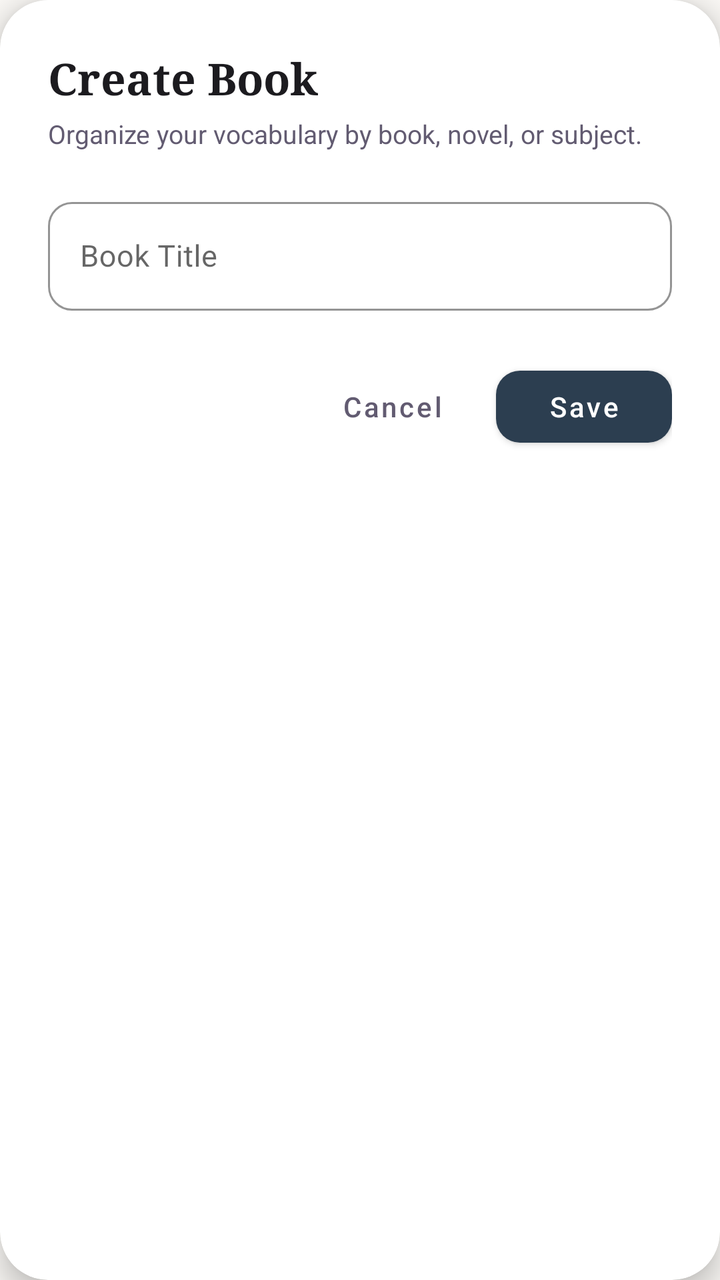
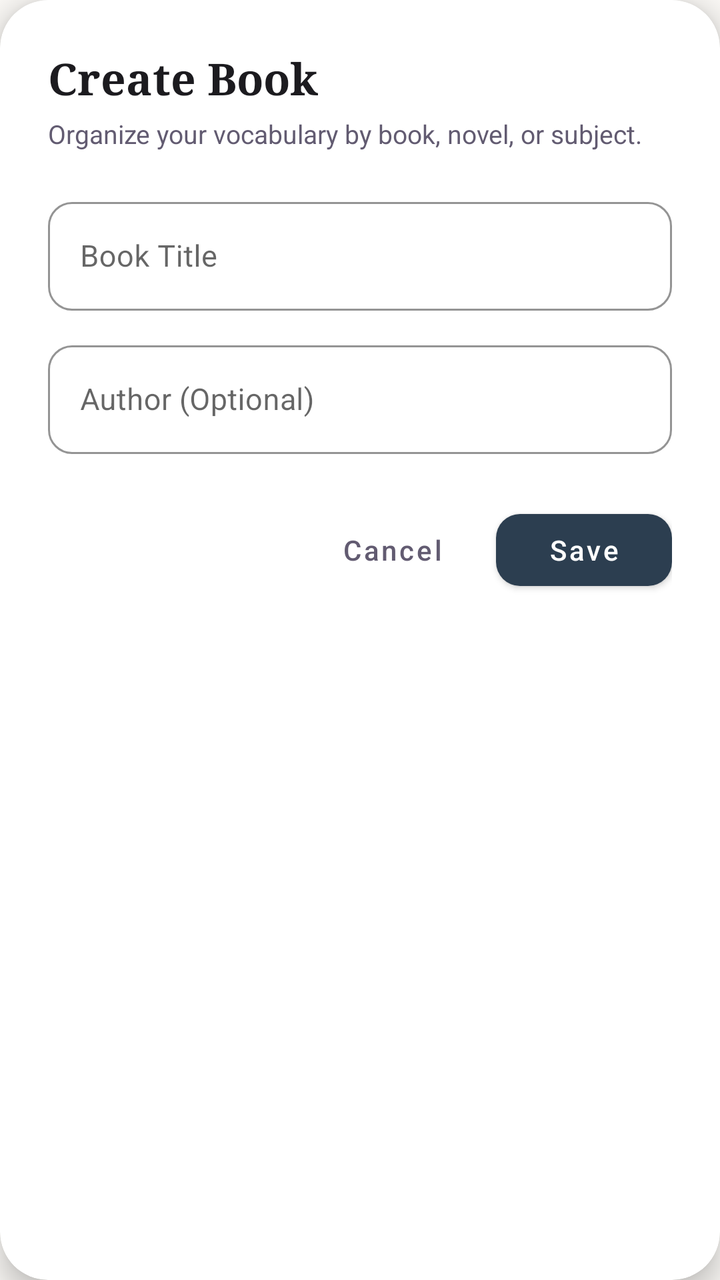

Before-and-after screenshots of an Android layout around one commit, followed by the original layout XML and the change that was made.
<!-- AndroidManifest.xml: application theme Theme.WordShelf -->
<!-- res/layout/add_update_books_layout.xml -->
<?xml version="1.0" encoding="utf-8"?>
<com.google.android.material.card.MaterialCardView xmlns:android="http://schemas.android.com/apk/res/android"
    xmlns:app="http://schemas.android.com/apk/res-auto"
    android:layout_width="match_parent"
    android:layout_height="wrap_content"
    android:layout_margin="24dp"
    android:maxWidth="400dp"
    app:cardBackgroundColor="@color/surface_card"
    app:cardCornerRadius="24dp"
    app:cardElevation="8dp"
    app:strokeWidth="0dp">

    <ScrollView
        android:layout_width="match_parent"
        android:layout_height="wrap_content"
        android:fillViewport="true">

        <LinearLayout
            android:layout_width="match_parent"
            android:layout_height="wrap_content"
            android:orientation="vertical"
            android:padding="24dp">

            <TextView
                android:id="@+id/textTitle"
                android:layout_width="match_parent"
                android:layout_height="wrap_content"
                android:text="Create Book"
                android:textColor="@color/text_color"
                android:textSize="22sp"
                android:fontFamily="serif"
                android:textStyle="bold" />

            <TextView
                android:layout_width="match_parent"
                android:layout_height="wrap_content"
                android:layout_marginTop="4dp"
                android:text="Organize your vocabulary by book, novel, or subject."
                android:textColor="@color/text_secondary"
                android:textSize="13sp" />

            <com.google.android.material.textfield.TextInputLayout
                style="@style/Widget.MaterialComponents.TextInputLayout.OutlinedBox"
                android:layout_width="match_parent"
                android:layout_height="wrap_content"
                android:layout_marginTop="20dp"
                android:hint="Book Title"
                app:boxCornerRadiusBottomEnd="12dp"
                app:boxCornerRadiusBottomStart="12dp"
                app:boxCornerRadiusTopEnd="12dp"
                app:boxCornerRadiusTopStart="12dp"
                app:boxStrokeColor="@color/color_primary">

                <com.google.android.material.textfield.TextInputEditText
                    android:id="@+id/edt_book_name"
                    android:layout_width="match_parent"
                    android:layout_height="wrap_content"
                    android:inputType="textCapWords"
                    android:textColor="@color/text_color"
                    android:textSize="15sp" />
            </com.google.android.material.textfield.TextInputLayout>

            
            <LinearLayout
                android:layout_width="match_parent"
                android:layout_height="wrap_content"
                android:layout_marginTop="24dp"
                android:gravity="end"
                android:orientation="horizontal">

                <com.google.android.material.button.MaterialButton
                    android:id="@+id/cancel_button"
                    style="@style/Widget.MaterialComponents.Button.TextButton"
                    android:layout_width="wrap_content"
                    android:layout_height="@dimen/touch_target_min"
                    android:layout_marginEnd="8dp"
                    android:text="Cancel"
                    android:textAllCaps="false"
                    android:textColor="@color/text_secondary" />

                <com.google.android.material.button.MaterialButton
                    android:id="@+id/add_book_btn"
                    style="@style/Widget.MaterialComponents.Button"
                    android:layout_width="wrap_content"
                    android:layout_height="@dimen/touch_target_min"
                    android:text="Save"
                    android:textAllCaps="false"
                    android:textColor="@color/color_on_primary"
                    app:backgroundTint="@color/color_primary"
                    app:cornerRadius="12dp" />
            </LinearLayout>

        </LinearLayout>
    </ScrollView>

</com.google.android.material.card.MaterialCardView>
<!-- resources referenced by this layout -->
<resources>
  <color name="color_on_primary">#FFFFFF</color>
  <color name="color_primary">#2C3E50</color>
  <color name="surface_card">#FFFFFF</color>
  <color name="text_color">#1C1B1F</color>
  <color name="text_secondary">#625B71</color>
  <dimen name="touch_target_min">48dp</dimen>
  <style name="Theme.WordShelf" parent="Base.Theme.WordShelf" />
  <style name="Base.Theme.WordShelf" parent="Theme.MaterialComponents.DayNight.NoActionBar">
          <item name="colorPrimary">@color/color_primary</item>
          <item name="colorOnPrimary">@color/color_on_primary</item>
          <item name="colorPrimaryVariant">@color/color_primary_dark</item>
          <item name="colorSecondary">@color/color_secondary</item>
          <item name="android:statusBarColor">@color/background_color</item>
          <item name="android:windowLightStatusBar" tools:targetApi="m">true</item>
          <item name="android:windowBackground">@color/background_color</item>
          <item name="android:textColorPrimary">@color/text_color</item>
          <item name="android:textColorSecondary">@color/text_secondary</item>
      </style>
  <color name="color_primary_dark">#1A252F</color>
  <color name="color_secondary">#5C6B73</color>
  <color name="background_color">#FAF8F5</color>
</resources>

<!-- the commit's change to res/layout/add_update_books_layout.xml (unified diff, before → after) -->
@@ -60,6 +60,28 @@
                     android:textSize="15sp" />
             </com.google.android.material.textfield.TextInputLayout>
 
+            <com.google.android.material.textfield.TextInputLayout
+                style="@style/Widget.MaterialComponents.TextInputLayout.OutlinedBox"
+                android:layout_width="match_parent"
+                android:layout_height="wrap_content"
+                android:layout_marginTop="12dp"
+                android:hint="Author (Optional)"
+                app:boxCornerRadiusBottomEnd="12dp"
+                app:boxCornerRadiusBottomStart="12dp"
+                app:boxCornerRadiusTopEnd="12dp"
+                app:boxCornerRadiusTopStart="12dp"
+                app:boxStrokeColor="@color/color_primary">
+
+                <com.google.android.material.textfield.TextInputEditText
+                    android:id="@+id/edt_book_author"
+                    android:layout_width="match_parent"
+                    android:layout_height="wrap_content"
+                    android:inputType="textCapWords"
+                    android:textColor="@color/text_color"
+                    android:textSize="15sp" />
+            </com.google.android.material.textfield.TextInputLayout>
+
+
             
             <LinearLayout
                 android:layout_width="match_parent"
